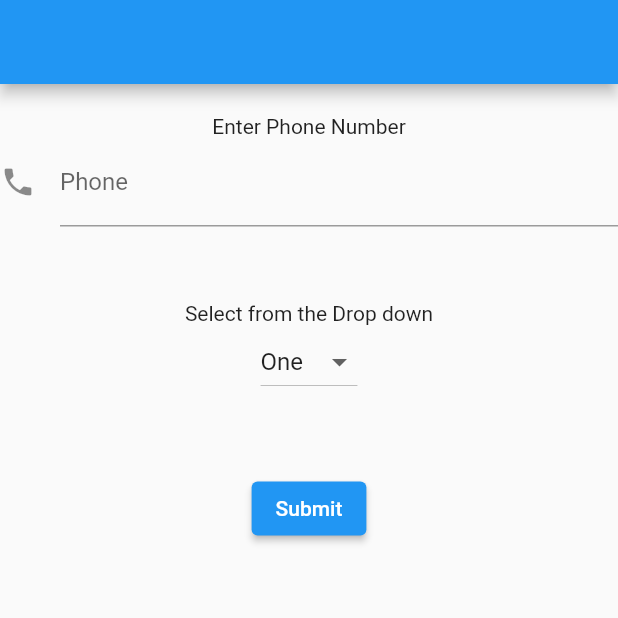
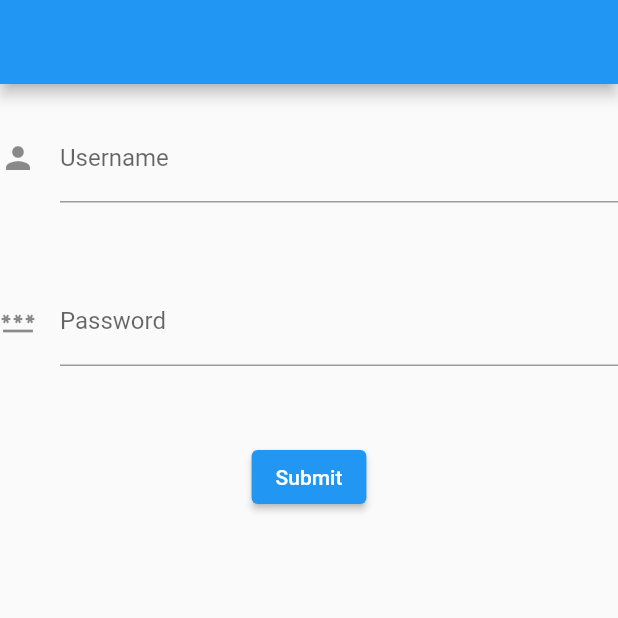
Before and after one commit to a307/tru-dawson-project, a Flutter app: the screen it shows after launch, after a tap on "Submit", on a phone screen of 412 x 824 dp, the top half of it. Run offline on Flutter 3.47's test engine with Material 2 defaults, Android fonts, the phone set to English and light mode, and no system bars.

Commit message:
Reading values from TextFormFields and printing to console

```diff
--- a/tru_dawson_project/lib/main.dart
+++ b/tru_dawson_project/lib/main.dart
@@ -1,4 +1,5 @@
 import 'package:flutter/material.dart';
+import 'package:flutter/services.dart';
 
 const List<String> list = <String>['One', 'Two', 'Three', 'Four'];
 void main() {
@@ -14,6 +15,9 @@ class CustomForm extends StatefulWidget {
 }
 
 class _CustomFormState extends State<CustomForm> {
+  final TextEditingController usernameTEC = TextEditingController();
+  final TextEditingController passwordTEC = TextEditingController();
+
   final _formKey = GlobalKey<FormState>();
   String dropDownValue = list.first;
   @override
@@ -29,38 +33,36 @@ class _CustomFormState extends State<CustomForm> {
             SizedBox(
               height: 20,
             ),
-            Text(
-              'Enter Phone Number',
-              textAlign: TextAlign.left,
-            ),
             Material(
               child: TextFormField(
+                controller: usernameTEC,
                 decoration: const InputDecoration(
-                  icon: const Icon(Icons.phone),
-                  hintText: 'Enter a phone number',
-                  labelText: 'Phone',
+                  icon: const Icon(Icons.person),
+                  hintText: 'Enter username',
+                  labelText: 'Username',
                 ),
               ),
             ),
             SizedBox(
               height: 50,
             ),
-            Text('Select from the Drop down'),
-            DropdownButton(
-                value: dropDownValue,
-                items: list.map<DropdownMenuItem<String>>((String value) {
-                  return DropdownMenuItem<String>(
-                    value: value,
-                    child: Text(value),
-                  );
-                }).toList(),
-                onChanged: (String? value) {
-                  setState(() {
-                    dropDownValue = value!;
-                  });
-                }),
+            Material(
+              child: TextFormField(
+                controller: passwordTEC,
+                decoration: const InputDecoration(
+                  icon: const Icon(Icons.password),
+                  hintText: 'Enter a password',
+                  labelText: 'Password',
+                ),
+              ),
+            ),
             SizedBox(height: 50),
-            ElevatedButton(onPressed: () {}, child: const Text('Submit'))
+            ElevatedButton(
+                onPressed: () {
+                  print(usernameTEC.text);
+                  print(passwordTEC.text);
+                },
+                child: const Text('Submit'))
           ],
         ),
       ),
```
